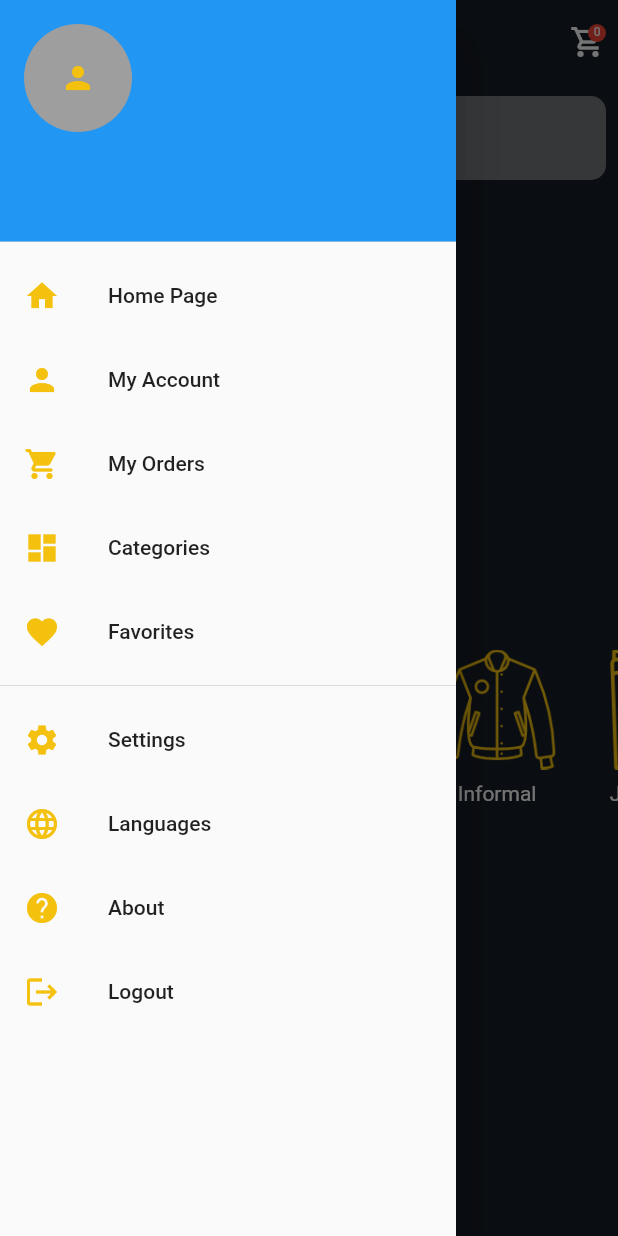
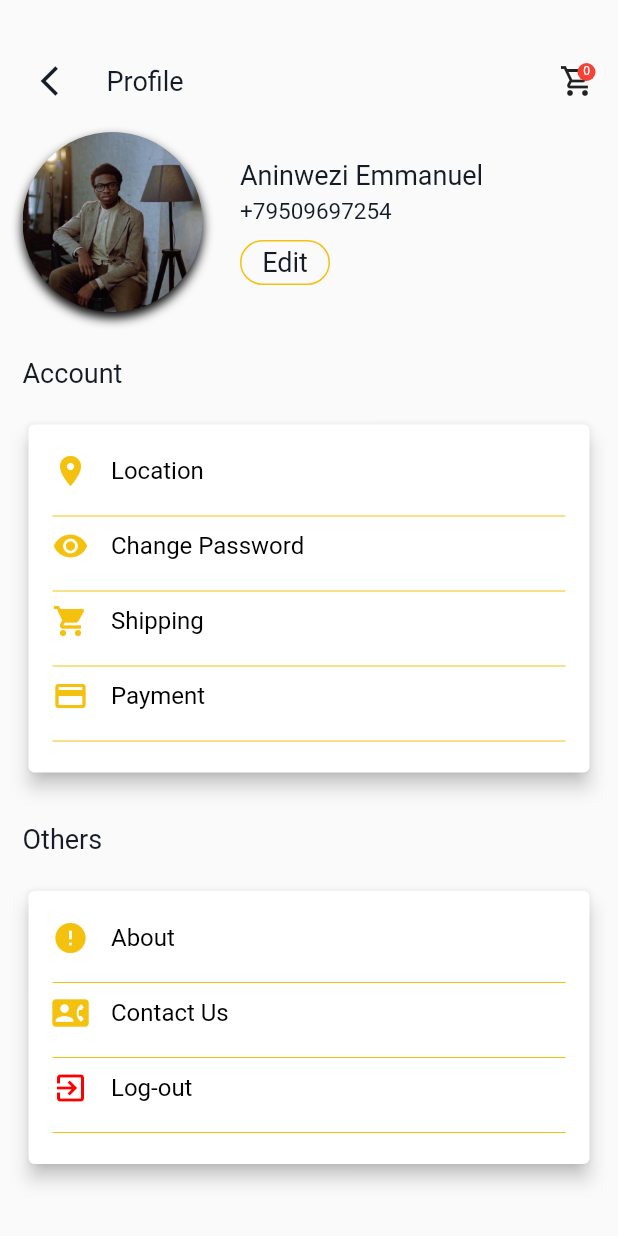
Before and after one commit to eaaniwezi/E-Shoppins, a Flutter app: the HomePage screen opened directly, in the side drawer, after a tap on "My Account", on a phone screen of 412 x 824 dp. Run offline on Flutter 3.47's test engine with Material 2 defaults, Android fonts, the phone set to English and light mode, and no system bars; our stand-ins replace cloud_firestore, expandable, firebase_auth, firebase_core, firebase_database, firebase_storage and 10 more; accounts and stored records are empty.

Commit message:
added profile page

```diff
--- a/lib/main.dart
+++ b/lib/main.dart
@@ -1,3 +1,4 @@
+import 'package:ecommerce_app/pages/users_pages/profile_screen.dart';
 import 'package:flutter/material.dart';
 import 'package:provider/provider.dart';
 import 'package:firebase_core/firebase_core.dart';
@@ -45,7 +46,8 @@ class MyApp extends StatelessWidget {
                     ),
                 // home: AdminAddProductScreen(),
                 // home:  AdminHomeScreen(),
-                home: WelcomeScreen(),
+                home: ProfileScreen(),
+                // home: WelcomeScreen(),
                 // home: CartMainScreen(),
                 // home: ForgotPasswordScreen(),
                 // home: HomePage(),
--- a/lib/pages/admin_pages/admin_home_screen.dart
+++ b/lib/pages/admin_pages/admin_home_screen.dart
@@ -162,7 +162,7 @@ class _AdminHomeScreenState extends State<AdminHomeScreen> {
                     ListTile(
                       title: Text(
                         "7",
-                        style: Theme.of(context).textTheme.display1!.copyWith(
+                        style: Theme.of(context).textTheme.headline4!.copyWith(
                               color: Style.Colors.whiteColor,
                               fontSize: 24.0,
                             ),
@@ -194,7 +194,7 @@ class _AdminHomeScreenState extends State<AdminHomeScreen> {
                     ListTile(
                       title: Text(
                         "\$750",
-                        style: Theme.of(context).textTheme.display1!.copyWith(
+                        style: Theme.of(context).textTheme.headline4!.copyWith(
                               color: Style.Colors.whiteColor,
                               fontSize: 24.0,
                             ),
@@ -232,7 +232,7 @@ class _AdminHomeScreenState extends State<AdminHomeScreen> {
                     ListTile(
                       title: Text(
                         "0",
-                        style: Theme.of(context).textTheme.display1!.copyWith(
+                        style: Theme.of(context).textTheme.headline4!.copyWith(
                               color: Style.Colors.whiteColor,
                               fontSize: 24.0,
                             ),
@@ -267,7 +267,7 @@ class _AdminHomeScreenState extends State<AdminHomeScreen> {
                         style: Theme.of(context)
                             .textTheme
                             // ignore: deprecated_member_use
-                            .display1!
+                            .headline4!
                             .copyWith(
                               fontSize: 24.0,
                               color: Style.Colors.mainColor,
@@ -312,7 +312,7 @@ class _AdminHomeScreenState extends State<AdminHomeScreen> {
                     ListTile(
                       title: Text(
                         "7",
-                        style: Theme.of(context).textTheme.display1!.copyWith(
+                        style: Theme.of(context).textTheme.headline4!.copyWith(
                               color: Style.Colors.whiteColor,
                               fontSize: 24.0,
                             ),
@@ -382,7 +382,7 @@ class _AdminHomeScreenState extends State<AdminHomeScreen> {
                     ListTile(
                       title: Text(
                         "15",
-                        style: Theme.of(context).textTheme.display1!.copyWith(
+                        style: Theme.of(context).textTheme.headline4!.copyWith(
                               color: Style.Colors.whiteColor,
                               fontSize: 24.0,
                             ),
--- /dev/null
+++ b/lib/pages/users_pages/profile_screen.dart
@@ -0,0 +1,371 @@
+import 'package:flutter/material.dart';
+import 'package:provider/provider.dart';
+import 'package:ecommerce_app/style/theme.dart' as Style;
+import 'package:ecommerce_app/providers/users_providers/user_provider.dart';
+
+class ProfileScreen extends StatefulWidget {
+  ProfileScreen({Key? key}) : super(key: key);
+
+  @override
+  _ProfileScreenState createState() => _ProfileScreenState();
+}
+
+class _ProfileScreenState extends State<ProfileScreen> {
+  @override
+  Widget build(BuildContext context) {
+    return SafeArea(
+      child: Scaffold(
+        body: SingleChildScrollView(
+          child: Container(
+            padding: EdgeInsets.symmetric(vertical: 30, horizontal: 15),
+            child: Column(
+              crossAxisAlignment: CrossAxisAlignment.start,
+              children: [
+                _profilePageHeader(),
+                SizedBox(height: 10),
+                _profilePictureContainer(),
+                SizedBox(height: 30),
+                _textContainer(text: "Account"),
+                SizedBox(height: 20),
+                _profileAccountCard(),
+                SizedBox(height: 30),
+                _textContainer(text: "Others"),
+                SizedBox(height: 20),
+                _profileOthersContainer(),
+              ],
+            ),
+          ),
+        ),
+      ),
+    );
+  }
+
+  _textContainer({required String text}) {
+    return Text(
+      text,
+      style: TextStyle(
+        color: Style.Colors.mainColor,
+        fontSize: 18,
+      ),
+    );
+  }
+
+  _profileOthersContainer() {
+    return Card(
+      elevation: 5,
+      child: Padding(
+        padding: EdgeInsets.all(16),
+        child: Column(
+          children: [
+            Padding(
+              padding: const EdgeInsets.symmetric(vertical: 3),
+              child: Row(
+                children: [
+                  Icon(
+                    Icons.error,
+                    color: Style.Colors.secondColor,
+                  ),
+                  SizedBox(width: 15),
+                  Text(
+                    "About",
+                    style: TextStyle(
+                      color: Colors.black,
+                      fontSize: 16,
+                    ),
+                  ),
+                ],
+              ),
+            ),
+            SizedBox(height: 10),
+            Divider(
+              height: 10,
+              color: Style.Colors.secondColor,
+            ),
+            Padding(
+              padding: const EdgeInsets.symmetric(vertical: 3),
+              child: Row(
+                children: [
+                  Icon(
+                    Icons.contact_phone,
+                    color: Style.Colors.secondColor,
+                  ),
+                  SizedBox(width: 15),
+                  Text(
+                    "Contact Us",
+                    style: TextStyle(
+                      color: Colors.black,
+                      fontSize: 16,
+                    ),
+                  ),
+                ],
+              ),
+            ),
+            SizedBox(height: 10),
+            Divider(
+              height: 10,
+              color: Style.Colors.secondColor,
+            ),
+            Padding(
+              padding: const EdgeInsets.symmetric(vertical: 3),
+              child: Row(
+                children: [
+                  Icon(
+                    Icons.exit_to_app,
+                    color: Style.Colors.redColor,
+                  ),
+                  SizedBox(width: 15),
+                  Text(
+                    "Log-out",
+                    style: TextStyle(
+                      color: Colors.black,
+                      fontSize: 16,
+                    ),
+                  ),
+                ],
+              ),
+            ),
+            SizedBox(height: 10),
+            Divider(
+              height: 10,
+              color: Style.Colors.secondColor,
+            ),
+          ],
+        ),
+      ),
+    );
+  }
+
+  _profileAccountCard() {
+    return Card(
+      elevation: 5,
+      child: Padding(
+        padding: EdgeInsets.all(16),
+        child: Column(
+          children: [
+            Padding(
+              padding: const EdgeInsets.symmetric(vertical: 3),
+              child: Row(
+                children: [
+                  Icon(
+                    Icons.location_on,
+                    color: Style.Colors.secondColor,
+                  ),
+                  SizedBox(width: 15),
+                  Text(
+                    "Location",
+                    style: TextStyle(
+                      color: Colors.black,
+                      fontSize: 16,
+                    ),
+                  ),
+                ],
+              ),
+            ),
+            SizedBox(height: 10),
+            Divider(
+              height: 10,
+              color: Style.Colors.secondColor,
+            ),
+            Padding(
+              padding: const EdgeInsets.symmetric(vertical: 3),
+              child: Row(
+                children: [
+                  Icon(
+                    Icons.visibility,
+                    color: Style.Colors.secondColor,
+                  ),
+                  SizedBox(width: 15),
+                  Text(
+                    "Change Password",
+                    style: TextStyle(
+                      color: Colors.black,
+                      fontSize: 16,
+                    ),
+                  ),
+                ],
+              ),
+            ),
+            SizedBox(height: 10),
+            Divider(
+              height: 10,
+              color: Style.Colors.secondColor,
+            ),
+            Padding(
+              padding: const EdgeInsets.symmetric(vertical: 3),
+              child: Row(
+                children: [
+                  Icon(
+                    Icons.shopping_cart,
+                    color: Style.Colors.secondColor,
+                  ),
+                  SizedBox(width: 15),
+                  Text(
+                    "Shipping",
+                    style: TextStyle(
+                      color: Colors.black,
+                      fontSize: 16,
+                    ),
+                  ),
+                ],
+              ),
+            ),
+            SizedBox(height: 10),
+            Divider(
+              height: 10,
+              color: Style.Colors.secondColor,
+            ),
+            Padding(
+              padding: const EdgeInsets.symmetric(vertical: 3),
+              child: Row(
+                children: [
+                  Icon(
+                    Icons.payment,
+                    color: Style.Colors.secondColor,
+                  ),
+                  SizedBox(width: 15),
+                  Text(
+                    "Payment",
+                    style: TextStyle(
+                      color: Colors.black,
+                      fontSize: 16,
+                    ),
+                  ),
+                ],
+              ),
+            ),
+            SizedBox(height: 10),
+            Divider(
+              height: 10,
+              color: Style.Colors.secondColor,
+            ),
+          ],
+        ),
+      ),
+    );
+  }
+
+  _profilePictureContainer() {
+    return Row(
+      crossAxisAlignment: CrossAxisAlignment.center,
+      mainAxisAlignment: MainAxisAlignment.start,
+      children: [
+        Container(
+          height: 120,
+          width: 120,
+          decoration: BoxDecoration(
+            borderRadius: BorderRadius.circular(60),
+            boxShadow: [
+              BoxShadow(
+                blurRadius: 5,
+                offset: Offset(0, 4),
+                color: Colors.black,
+              ),
+            ],
+            image: DecorationImage(
+              image: AssetImage("images/image/splash.jpg"),
+              fit: BoxFit.cover,
+            ),
+          ),
+        ),
+        SizedBox(width: 25),
+        Column(
+          crossAxisAlignment: CrossAxisAlignment.start,
+          children: [
+            Text(
+              "Aninwezi Emmanuel",
+              style: TextStyle(
+                color: Style.Colors.mainColor,
+                fontSize: 18,
+              ),
+            ),
+            SizedBox(height: 5),
+            Text(
+              "+79509697254",
+              style: TextStyle(
+                color: Style.Colors.mainColor,
+                fontSize: 15,
+              ),
+            ),
+            SizedBox(height: 10),
+            Container(
+              height: 30,
+              width: 60,
+              decoration: BoxDecoration(
+                border: Border.all(
+                  color: Style.Colors.secondColor,
+                ),
+                borderRadius: BorderRadius.circular(20),
+              ),
+              child: Center(
+                child: Text(
+                  "Edit",
+                  style: TextStyle(
+                    color: Style.Colors.mainColor,
+                    fontSize: 18,
+                  ),
+                ),
+              ),
+            ),
+          ],
+        ),
+      ],
+    );
+  }
+
+  _profilePageHeader() {
+    final userProvider = Provider.of<UserProvider>(context);
+
+    return Row(
+      children: [
+        Padding(
+            padding: const EdgeInsets.only(right: 8.0),
+            child: IconButton(
+              onPressed: () {
+                Navigator.pop(context);
+              },
+              icon: Icon(
+                Icons.arrow_back_ios,
+                color: Style.Colors.mainColor,
+              ),
+            )),
+        Text(
+          "Profile",
+          style: TextStyle(
+            color: Style.Colors.mainColor,
+            fontSize: 18,
+          ),
+        ),
+        Spacer(),
+        Stack(
+          children: <Widget>[
+            new Icon(
+              Icons.shopping_cart_outlined,
+            ),
+            new Positioned(
+              right: 0,
+              child: new Container(
+                padding: EdgeInsets.all(1),
+                decoration: new BoxDecoration(
+                  color: Colors.red,
+                  borderRadius: BorderRadius.circular(6),
+                ),
+                constraints: BoxConstraints(
+                  minWidth: 12,
+                  minHeight: 12,
+                ),
+                child: new Text(
+                  '${userProvider.userModel!.cart!.length}',
+                  style: new TextStyle(
+                    color: Colors.white,
+                    fontSize: 8,
+                  ),
+                  textAlign: TextAlign.center,
+                ),
+              ),
+            )
+          ],
+        ),
+      ],
+    );
+  }
+}
--- a/lib/services/order_services.dart
+++ b/lib/services/order_services.dart
@@ -29,11 +29,14 @@ class OrderServices {
       "status": status,
     });
   }
+  DateTime _now = DateTime.now();
 
   Future<List<OrderModel>> getUserOrders({String? userId}) async =>
+
       _firebaseFirestore
           .collection(collection)
           .where("userId", isEqualTo: userId)
+          // .where("createdAt", isGreaterThanOrEqualTo: _now)
           .get()
           .then((result) {
         List<OrderModel> orders = [];
--- a/lib/widgets/drawer_children.dart
+++ b/lib/widgets/drawer_children.dart
@@ -1,3 +1,4 @@
+import 'package:ecommerce_app/pages/users_pages/profile_screen.dart';
 import 'package:ecommerce_app/pages/users_pages/welcome_screen.dart';
 import 'package:firebase_auth/firebase_auth.dart';
 import 'package:flutter/material.dart';
@@ -12,8 +13,7 @@ class DrawerChildren extends StatelessWidget {
 
   @override
   Widget build(BuildContext context) {
-
-  final GoogleSignIn googleSignIn = new GoogleSignIn();
+    final GoogleSignIn googleSignIn = new GoogleSignIn();
     final userProvider = Provider.of<UserProvider>(context);
     return new ListView(
       children: [
@@ -42,7 +42,10 @@ class DrawerChildren extends StatelessWidget {
                 title: Text("Home Page"),
                 leading: Icon(Icons.home, color: Style.Colors.secondColor))),
         InkWell(
-            onTap: () {},
+            onTap: () {
+              Navigator.push(context,
+                  MaterialPageRoute(builder: (context) => ProfileScreen()));
+            },
             child: ListTile(
                 title: Text("My Account"),
                 leading: Icon(Icons.person, color: Style.Colors.secondColor))),
```
Also changed, not shown: lib/home_page.dart (+0 -8 lines), pubspec.lock.
